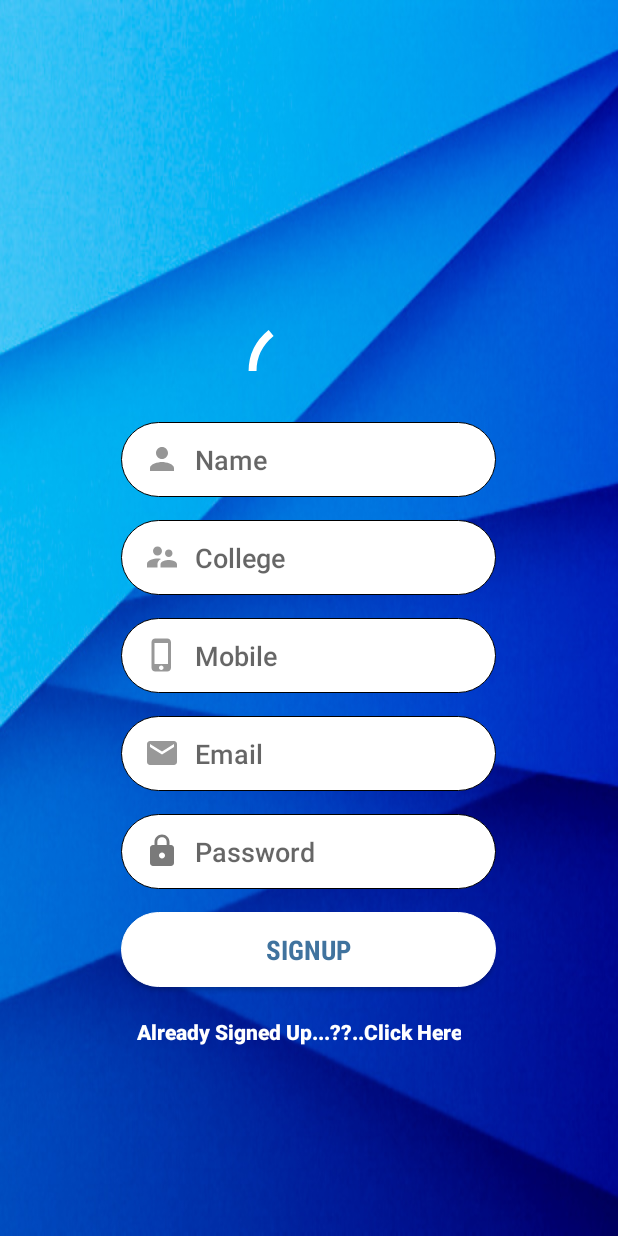
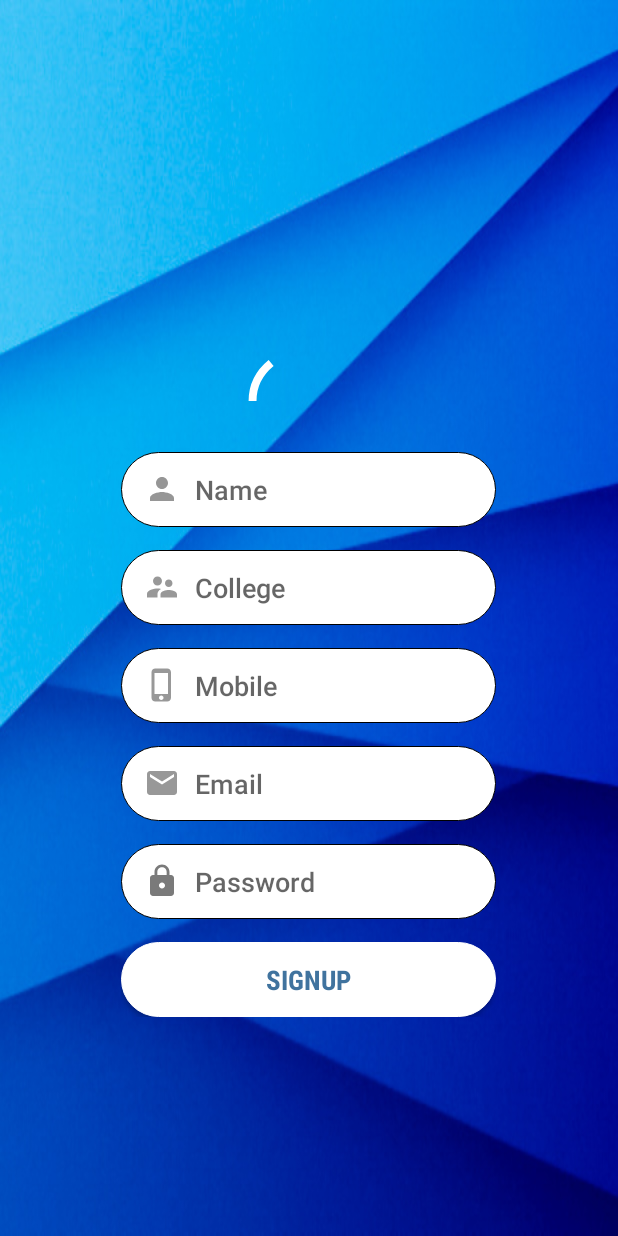
Before and after one commit to anwarshaikh078/Swayambhu, an Android app: the Signup screen opened directly, with no data from a screen before it, on a phone screen of 412 x 824 dp. Run offline under Robolectric (Android 15) with nearby library versions, the phone set to English and light mode, and no system bars; our stand-ins replace Firebase (no records; nobody signed in at launch, a user with empty details on screens opened directly).

Commit message:
Signup fiz

```diff
--- a/app/src/main/java/com/jnec/techfest/swayambhu/Signup.java
+++ b/app/src/main/java/com/jnec/techfest/swayambhu/Signup.java
@@ -208,9 +208,5 @@ public class Signup extends AppCompatActivity {
 
 
 
-    void login(View v)
-    {
-        startActivity(new Intent(this,Login.class));
 
-    }
 }
--- a/app/src/main/java/com/jnec/techfest/swayambhu/The_One.java
+++ b/app/src/main/java/com/jnec/techfest/swayambhu/The_One.java
@@ -67,7 +67,7 @@ public class The_One extends AppCompatActivity {
         FirebaseUser user= FirebaseAuth.getInstance().getCurrentUser();
         String email=user.getEmail();
         String uid=user.getUid();
-        DatabaseReference dr = FirebaseDatabase.getInstance().getReference().child("Open").child("Democracy").child(uid);
+        DatabaseReference dr = FirebaseDatabase.getInstance().getReference().child("Open").child("The One").child(uid);
 
 
         dr.addValueEventListener(new ValueEventListener() {
--- a/app/src/main/res/layout/activity_login.xml
+++ b/app/src/main/res/layout/activity_login.xml
@@ -71,7 +71,7 @@
         android:layout_width="wrap_content"
         android:layout_height="wrap_content"
         android:layout_gravity="center_horizontal"
-        android:layout_marginTop="10dp"
+        android:layout_marginTop="20dp"
         android:clickable="true"
         android:focusable="true"
         android:onClick="Reset"
@@ -94,7 +94,7 @@
         android:focusable="true"
         android:layout_height="50dp"
 
-        android:text="New User...Click to Sign Up"/>
+        android:text="Click to SIGNUP"/>
 
 
 </LinearLayout>
--- a/app/src/main/res/layout/activity_signup.xml
+++ b/app/src/main/res/layout/activity_signup.xml
@@ -127,18 +127,7 @@
 
         />
 
-    <TextView
-        android:layout_width="wrap_content"
-        android:layout_height="20dp"
-        android:layout_marginTop="20dp"
-        android:gravity="center"
-        android:text="   Already Signed Up...??..Click Here"
-        android:textStyle="bold"
-        android:textColor="@color/white"
-        android:clickable="true"
-        android:focusable="true"
-        android:onClick="login"
-        />
+
 
 
 
```
